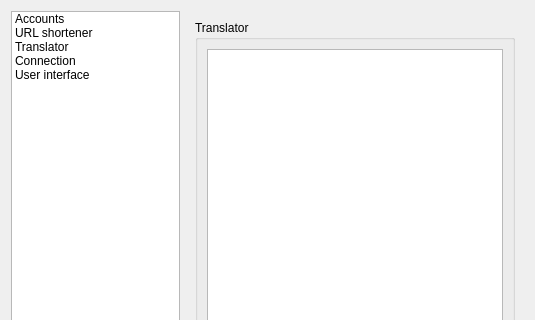
Above: src/OptionsDialog.ui from asolfre/qwit before the change; both pictures show x 0 to 535 and y 0 to 320 of the 535 by 551 pixel window. Below: the same form after it.
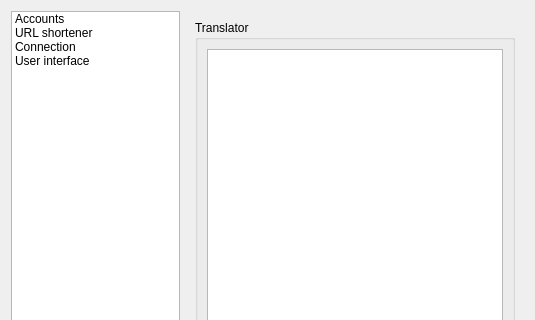
That is the form after the change.

```diff
--- a/src/OptionsDialog.ui
+++ b/src/OptionsDialog.ui
@@ -45,11 +45,6 @@
            <string>URL shortener</string>
           </property>
          </item>
-         <item>
-          <property name="text">
-           <string>Translator</string>
-          </property>
-         </item>
          <item>
           <property name="text">
            <string>Connection</string>
```
